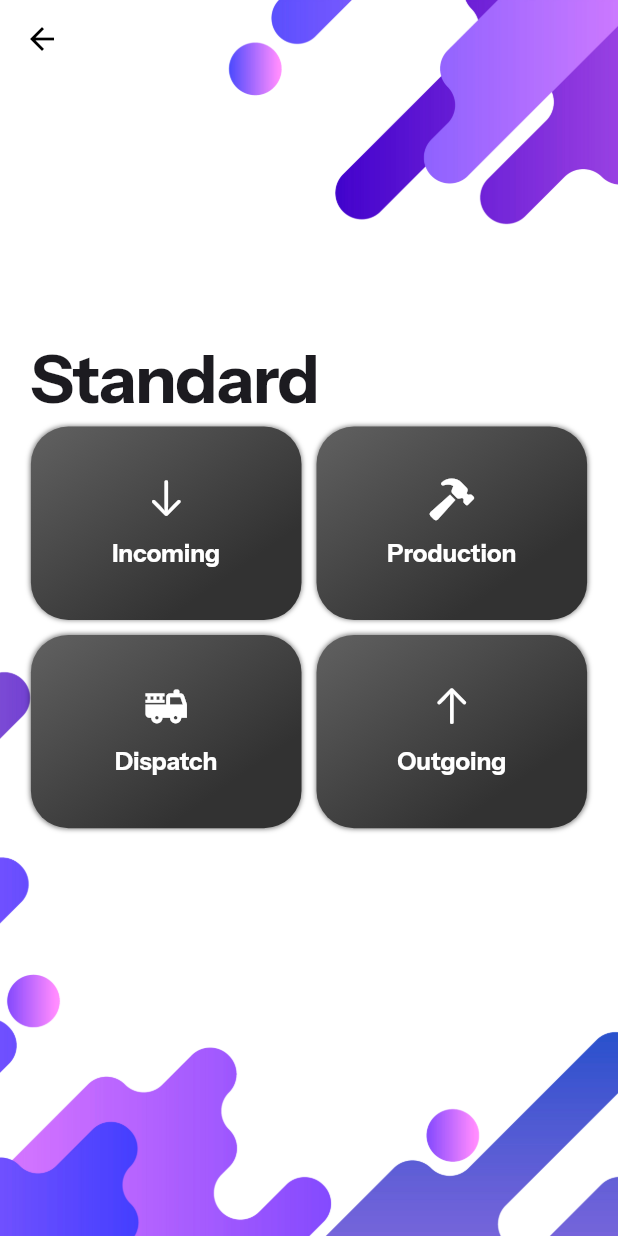
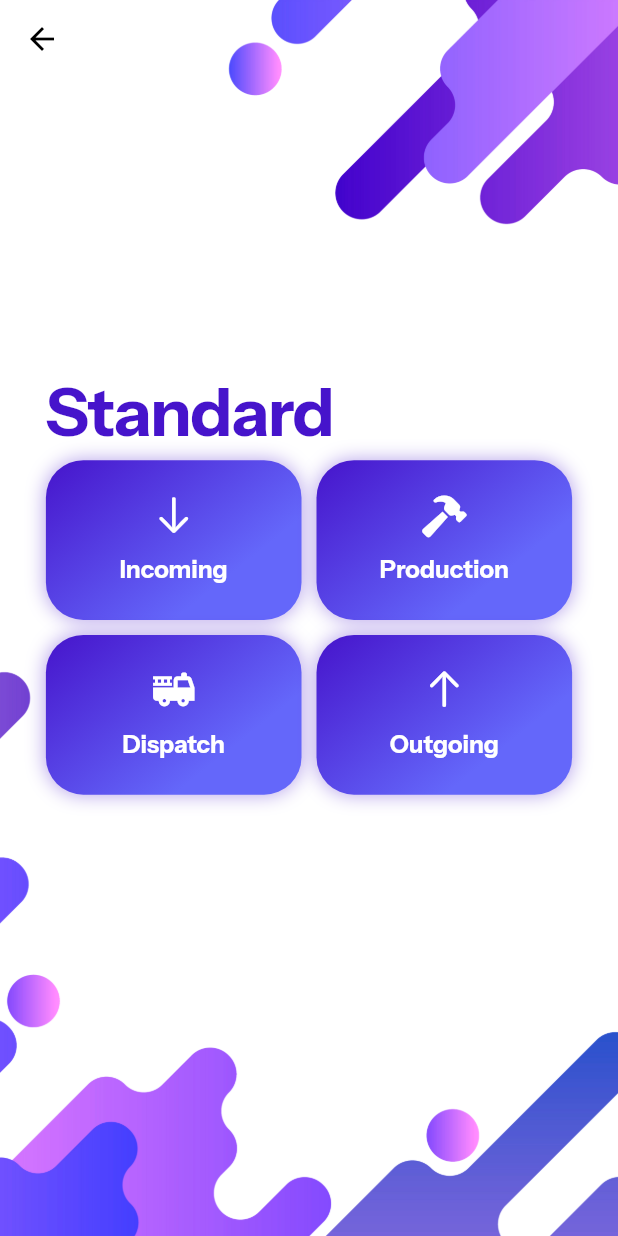
Before and after one commit to ananthuvs2000/dthexports, a Flutter app: the StandardScreen screen opened directly, on a phone screen of 412 x 824 dp. Run offline on Flutter 3.47's test engine with Material 2 defaults, Android fonts, the phone set to English and light mode, and no system bars; our stand-ins replace flutter_screenutil, font_awesome_flutter, get, image_picker; project files that could hold a hidden picture were left out.

Commit message:
color change

```diff
--- a/lib/_common_widgets/sub_dashboard_option.dart
+++ b/lib/_common_widgets/sub_dashboard_option.dart
@@ -25,8 +25,8 @@ class SubDashboardItem extends StatelessWidget {
         decoration: BoxDecoration(
           boxShadow: [
             BoxShadow(
-              color: Colors.black.withOpacity(0.5),
-              blurRadius: 2.5,
+              color: primaryColor.withOpacity(0.4),
+              blurRadius: 10,
             ),
           ],
           gradient: subDashboardOptionGrad,
--- a/lib/screens/standard/production/production_day_end.dart
+++ b/lib/screens/standard/production/production_day_end.dart
@@ -17,6 +17,7 @@ import 'package:dth/_common_widgets/secondary_elevated_button.dart';
 import 'package:dth/_common_widgets/spacer.dart';
 import 'package:flutter/cupertino.dart';
 import 'package:flutter/material.dart';
+import 'package:flutter/services.dart';
 import 'package:image_picker/image_picker.dart';
 import 'package:provider/provider.dart';
 
@@ -71,7 +72,8 @@ class _DayEndScreenState extends State<DayEndScreen> {
         backgroundColor: primaryColor,
         foregroundColor: inversePrimaryColor,
         title: const Text('Production Day End'),
-        bottom: appBarUnderline,
+        systemOverlayStyle: SystemUiOverlayStyle.light,
+
       ),
       body: SafeArea(
         child: SingleChildScrollView(
--- a/lib/screens/standard/standard_page.dart
+++ b/lib/screens/standard/standard_page.dart
@@ -36,7 +36,7 @@ class _StandardScreenState extends State<StandardScreen> {
         ),
         backgroundColor: Colors.transparent,
         body: Padding(
-          padding: EdgeInsets.symmetric(horizontal: PageLayout.pagePaddingX),
+          padding: EdgeInsets.symmetric(horizontal: PageLayout.pagePaddingX+10),
           child: Column(
             mainAxisAlignment: MainAxisAlignment.center,
             crossAxisAlignment: CrossAxisAlignment.start,
@@ -50,7 +50,7 @@ class _StandardScreenState extends State<StandardScreen> {
                 crossAxisCount: 2,
                 crossAxisSpacing: 10,
                 mainAxisSpacing: 10,
-                childAspectRatio: 1.4,
+                childAspectRatio: 1.6,
                 children: [
                   SubDashboardItem(
                     icon: CupertinoIcons.down_arrow,
--- a/lib/theme/colors.dart
+++ b/lib/theme/colors.dart
@@ -1,7 +1,7 @@
 import 'package:flutter/material.dart';
 
 final Color primaryColor = Color.fromRGBO(70, 20, 203, 1);
-final Color secondaryColor = Color.fromRGBO(141, 103, 250, 1);
+final Color secondaryColor = Color.fromRGBO(100, 103, 250, 1);
 const Color inversePrimaryColor = Colors.white;
 
 // Form Styles
@@ -47,8 +47,8 @@ LinearGradient dashboardOptionGrad4 = const LinearGradient(
 //
 LinearGradient subDashboardOptionGrad = LinearGradient(
   colors: [
-    Colors.grey.shade700,
-    const Color.fromRGBO(50, 50, 50, 1),
+    primaryColor,
+    secondaryColor
   ],
   begin: Alignment.topLeft,
   end: Alignment.bottomCenter,
--- a/lib/theme/text_sizing.dart
+++ b/lib/theme/text_sizing.dart
@@ -1,3 +1,4 @@
+import 'package:dth/theme/colors.dart';
 import 'package:flutter/material.dart';
 import 'package:flutter_screenutil/flutter_screenutil.dart';
 
@@ -9,10 +10,11 @@ class TextStyles {
     letterSpacing: 0,
   );
 
-  static TextStyle veryLargeHeading = const TextStyle(
+  static TextStyle veryLargeHeading =  TextStyle(
     fontSize: 45,
     fontWeight: FontWeight.bold,
     letterSpacing: -1.1,
+    color: primaryColor
   );
 
   static TextStyle mainHeadingStyle = const TextStyle(
```
